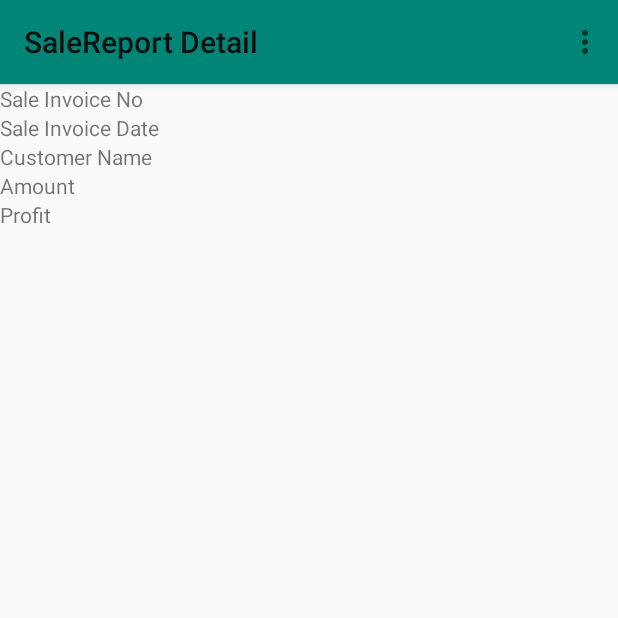
After one commit to hlamyatthuzarnwe/Pharmacy, an Android app: the SaleReportDetailActivity screen opened directly, with no data from a screen before it, on a phone screen of 412 x 824 dp, the top half of it. The commit adds this screen. Run offline under Robolectric (Android 15) with nearby library versions, the phone set to English and light mode, and no system bars; our stand-ins replace ButterKnife; libraries missing offline, so code that uses them is left out: io.realm; 1 statement that could not run was skipped.

Commit message:
20.6.2019 second commit

```diff
--- a/app/src/main/AndroidManifest.xml
+++ b/app/src/main/AndroidManifest.xml
@@ -12,7 +12,9 @@
         android:supportsRtl="true"
         android:theme="@style/AppTheme"
         tools:ignore="GoogleAppIndexingWarning">
-        <activity android:name=".SaleDetailActivity"></activity>
+        <activity android:name=".SaleReportDetailActivity"></activity>
+        <activity android:name=".SaleReportAddActivity" />
+        <activity android:name=".SaleDetailActivity" />
         <activity android:name=".SaleAddActivity" />
         <activity android:name=".SupplierDetailActivity" />
         <activity android:name=".SupplierAddActivity" />
--- a/app/src/main/java/com/example/yy/SaleDetailActivity.java
+++ b/app/src/main/java/com/example/yy/SaleDetailActivity.java
@@ -32,6 +32,9 @@ public class SaleDetailActivity extends AppCompatActivity {
 
     @BindView(R.id.tvSaleCustomerName_detail)
     TextView tvSaleCustomerName_detail;
+
+    @BindView(R.id.tvSaleCustomerLevel_detail)
+    TextView tvSaleCustomerLevel_detail;
 
     @BindView(R.id.tvSaleCustomerAddress_detail)
     TextView tvSaleCustomerAddress_detail;
@@ -84,6 +87,7 @@ public class SaleDetailActivity extends AppCompatActivity {
             tvSaleCustomerPhNo_detail.setText(String.valueOf(saleModel.getSaleInvoiceNo()));
             tvSaleInvoiceDate.setText(saleModel.getSaleInvoiceDate());
             tvSaleCustomerName_detail.setText(saleModel.getSaleCustomerName());
+            tvSaleCustomerLevel_detail.setText(saleModel.getSaleCustomerLevel());
             tvSaleCustomerAddress_detail.setText(saleModel.getSaleCustomerAddress());
             tvSaleCustomerPhNo_detail.setText(saleModel.getSaleCustomerPhNo());
             tvSaleMedicineName_detail.setText(saleModel.getSaleMedicineName());
--- /dev/null
+++ b/app/src/main/java/com/example/yy/SaleReportDetailActivity.java
@@ -0,0 +1,84 @@
+package com.example.yy;
+
+import android.content.Context;
+import android.content.Intent;
+import android.support.v7.app.AppCompatActivity;
+import android.os.Bundle;
+import android.support.v7.widget.Toolbar;
+import android.view.Menu;
+import android.view.MenuItem;
+import android.widget.TextView;
+
+import com.example.yy.model.MedicineModel;
+import com.example.yy.model.SaleReportModel;
+
+import butterknife.BindView;
+import butterknife.ButterKnife;
+import io.realm.Realm;
+
+public class SaleReportDetailActivity extends AppCompatActivity {
+
+    private static final String TAG = "SaleReportDetailActivit";
+    private Realm realm;
+    private SaleReportModel saleReportModel;
+    private Toolbar toolbar;
+    private Context context;
+
+    @BindView(R.id.tvSaleReportSaleInvoiceNo_detail)
+    TextView tvSaleReportSaleInvoiceNo_detail;
+
+    @BindView(R.id.tvSaleReportSaleInvoiceDate_detail)
+    TextView tvSaleReportSaleInvoiceDate_detail;
+
+    @BindView(R.id.tvSaleReportCustomerName_dateil)
+    TextView tvSaleReportCustomerName_dateil;
+
+    @BindView(R.id.tvSaleReportAmount_detail)
+    TextView tvSaleReportAmount_detail;
+
+    @BindView(R.id.tvSaleReportProfit_detail)
+    TextView tvSaleReportProfit_detail;
+
+    @Override
+    protected void onCreate(Bundle savedInstanceState) {
+        super.onCreate(savedInstanceState);
+        setContentView(R.layout.activity_sale_report_detail);
+
+        ButterKnife.bind(this);
+        realm = Realm.getDefaultInstance();
+        saleReportModel = (SaleReportModel) getIntent().getParcelableExtra("SaleReportModel");
+
+        toolbar = (Toolbar) findViewById(R.id.toolbar);
+        toolbar.setTitle("SaleReport Detail ");
+        setSupportActionBar(toolbar);
+
+        if(saleReportModel != null){
+            tvSaleReportSaleInvoiceNo_detail.setText(String.valueOf(saleReportModel.getSaleReportSaleInvoiceNo()));
+            tvSaleReportSaleInvoiceDate_detail.setText(saleReportModel.getSaleReportSaleIInvoiceDate());
+            tvSaleReportCustomerName_dateil.setText(saleReportModel.getSaleReportCustomerName());
+            tvSaleReportAmount_detail.setText(saleReportModel.getSaleReportAmount());
+            tvSaleReportProfit_detail.setText(saleReportModel.getSaleReportProfit());
+        }
+    }
+
+    @Override
+    public boolean onCreateOptionsMenu(Menu menu) {
+        getMenuInflater().inflate(R.menu.edit_detail,menu);
+        return true;
+    }
+
+    @Override
+    public boolean onOptionsItemSelected(MenuItem item) {
+
+        if(item.getItemId() == R.id.edit_data)
+        {
+            Intent intent = new Intent(SaleReportDetailActivity.this,SaleReportAddActivity.class);
+            intent.addFlags(Intent.FLAG_ACTIVITY_CLEAR_TASK);
+            intent.addFlags(Intent.FLAG_ACTIVITY_CLEAR_TOP);
+            intent.putExtra("SaleReport",saleReportModel);
+            startActivity(intent);
+        }
+
+        return super.onOptionsItemSelected(item);
+    }
+}
--- a/app/src/main/java/com/example/yy/adapter/SaleAdapter.java
+++ b/app/src/main/java/com/example/yy/adapter/SaleAdapter.java
@@ -67,6 +67,9 @@ public class SaleAdapter extends RecyclerView.Adapter<SaleAdapter.SaleViewHolder
         @BindView(R.id.tvSaleCustomerName)
         TextView tvSaleCustomerName;
 
+        @BindView(R.id.tvSaleCustomerLevel_detail)
+        TextView tvSaleCustomerLevel_detail;
+
         @BindView(R.id.tvSaleCustomerAddress)
         TextView tvSaleCustomerAddress;
 
@@ -102,6 +105,9 @@ public class SaleAdapter extends RecyclerView.Adapter<SaleAdapter.SaleViewHolder
             if(saleModel.getSaleCustomerName() != null){
                 tvSaleCustomerName.setText(saleModel.getSaleCustomerName());
             }
+            if(saleModel.getSaleCustomerLevel() != null){
+                tvSaleCustomerLevel_detail.setText(saleModel.getSaleCustomerLevel());
+            }
             if(saleModel.getSaleCustomerAddress() != null){
                 tvSaleCustomerAddress.setText(saleModel.getSaleCustomerAddress());
             }
--- /dev/null
+++ b/app/src/main/res/layout/activity_sale_report_detail.xml
@@ -0,0 +1,111 @@
+<?xml version="1.0" encoding="utf-8"?>
+<android.support.design.widget.CoordinatorLayout
+    android:id="@+id/medicine_detail_activty"
+    xmlns:android="http://schemas.android.com/apk/res/android"
+    xmlns:app="http://schemas.android.com/apk/res-auto"
+    xmlns:tools="http://schemas.android.com/tools"
+    android:layout_width="match_parent"
+    android:layout_height="match_parent"
+    tools:context=".SaleReportDetailActivity">
+
+    <android.support.design.widget.AppBarLayout
+        android:id="@+id/appBarLayout"
+        android:layout_width="match_parent"
+        android:layout_height="wrap_content"
+        android:theme="@style/AppTheme.AppBarOverlay">
+
+        <include layout="@layout/toolbar"/>
+
+    </android.support.design.widget.AppBarLayout>
+
+    <ScrollView
+        android:layout_width="match_parent"
+        android:layout_height="match_parent"
+        app:layout_behavior="@string/appbar_scrolling_view_behavior">
+
+        <LinearLayout
+            android:orientation="vertical"
+            android:layout_width="match_parent"
+            android:layout_height="match_parent">
+
+            <LinearLayout
+                android:orientation="horizontal"
+                android:layout_width="match_parent"
+                android:layout_height="wrap_content">
+                <TextView
+                    android:layout_width="match_parent"
+                    android:layout_height="wrap_content"
+                    android:layout_weight="1"
+                    android:text="Sale Invoice No"/>
+                <TextView
+                    android:id="@+id/tvSaleReportSaleInvoiceNo_detail"
+                    android:layout_width="match_parent"
+                    android:layout_height="wrap_content"
+                    android:layout_weight="1"/>
+            </LinearLayout>
+
+            <LinearLayout
+                android:layout_width="match_parent"
+                android:layout_height="wrap_content">
+                <TextView
+                    android:layout_width="match_parent"
+                    android:layout_height="wrap_content"
+                    android:layout_weight="1"
+                    android:text="Sale Invoice Date"/>
+                <TextView
+                    android:id="@+id/tvSaleReportSaleInvoiceDate_detail"
+                    android:layout_width="match_parent"
+                    android:layout_height="wrap_content"
+                    android:layout_weight="1" />
+            </LinearLayout>
+
+            <LinearLayout
+                android:layout_width="match_parent"
+                android:layout_height="wrap_content">
+                <TextView
+                    android:text="Customer Name"
+                    android:layout_width="match_parent"
+                    android:layout_height="wrap_content"
+                    android:layout_weight="1"/>
+                <TextView
+                    android:id="@+id/tvSaleReportCustomerName_dateil"
+                    android:layout_width="match_parent"
+                    android:layout_height="wrap_content"
+                    android:layout_weight="1"/>
+            </LinearLayout>
+
+            <LinearLayout
+                android:layout_width="match_parent"
+                android:layout_height="wrap_content">
+                <TextView
+                    android:layout_width="match_parent"
+                    android:layout_height="wrap_content"
+                    android:layout_weight="1"
+                    android:text="Amount"/>
+                <TextView
+                    android:id="@+id/tvSaleReportAmount_detail"
+                    android:layout_width="match_parent"
+                    android:layout_height="wrap_content"
+                    android:layout_weight="1"/>
+            </LinearLayout>
+
+            <LinearLayout
+                android:layout_width="match_parent"
+                android:layout_height="wrap_content">
+                <TextView
+                    android:layout_width="match_parent"
+                    android:layout_height="wrap_content"
+                    android:layout_weight="1"
+                    android:text="Profit"/>
+                <TextView
+                    android:id="@+id/tvSaleReportProfit_detail"
+                    android:layout_width="match_parent"
+                    android:layout_height="wrap_content"
+                    android:layout_weight="1"/>
+            </LinearLayout>
+
+        </LinearLayout>
+
+    </ScrollView>
+
+</android.support.design.widget.CoordinatorLayout>
```
Also changed, not shown: app/src/main/java/com/example/yy/SaleAddActivity.java (+22 -13 lines), app/src/main/java/com/example/yy/SaleReportAddActivity.java (added, +13 -0 lines), app/src/main/java/com/example/yy/adapter/SaleReportAdapter.java (added, +57 -0 lines), app/src/main/java/com/example/yy/fragment/SaleReportFragment.java (+8 -1 lines), app/src/main/java/com/example/yy/model/SaleModel.java (+29 -17 lines), app/src/main/java/com/example/yy/model/SaleReportModel.java (added, +107 -0 lines), app/src/main/res/layout/activity_sale_add.xml (+15 -0 lines), app/src/main/res/layout/activity_sale_detail.xml (+15 -0 lines), app/src/main/res/layout/activity_sale_report_add.xml (added, +118 -0 lines), app/src/main/res/layout/item_sale_report.xml (added, +12 -0 lines).
